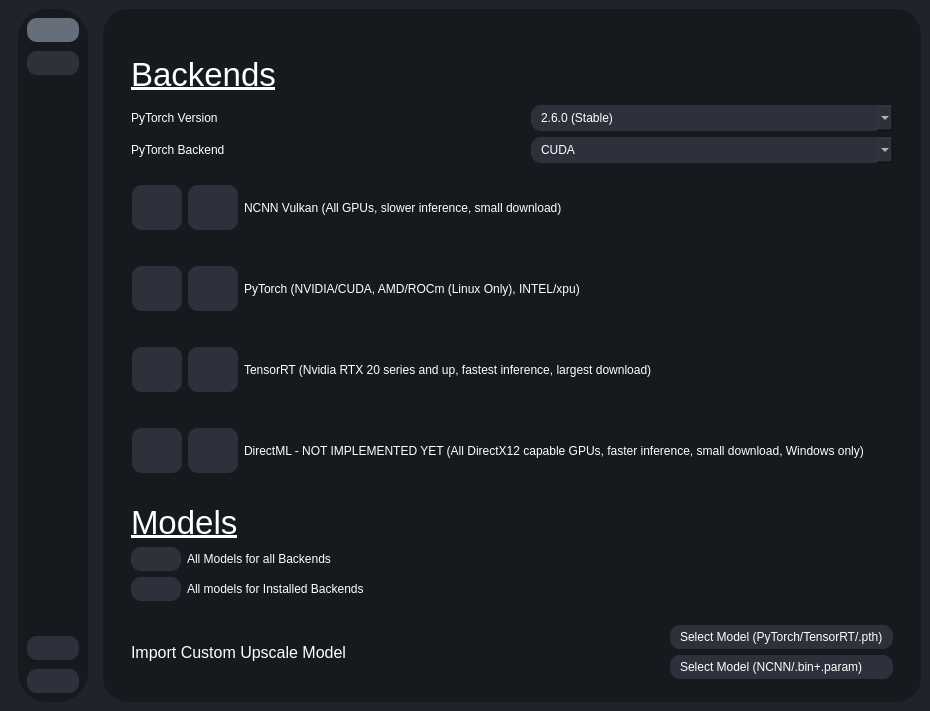
gokulmc/enhance_crop, file testRVEInterface.ui: the form before one commit.
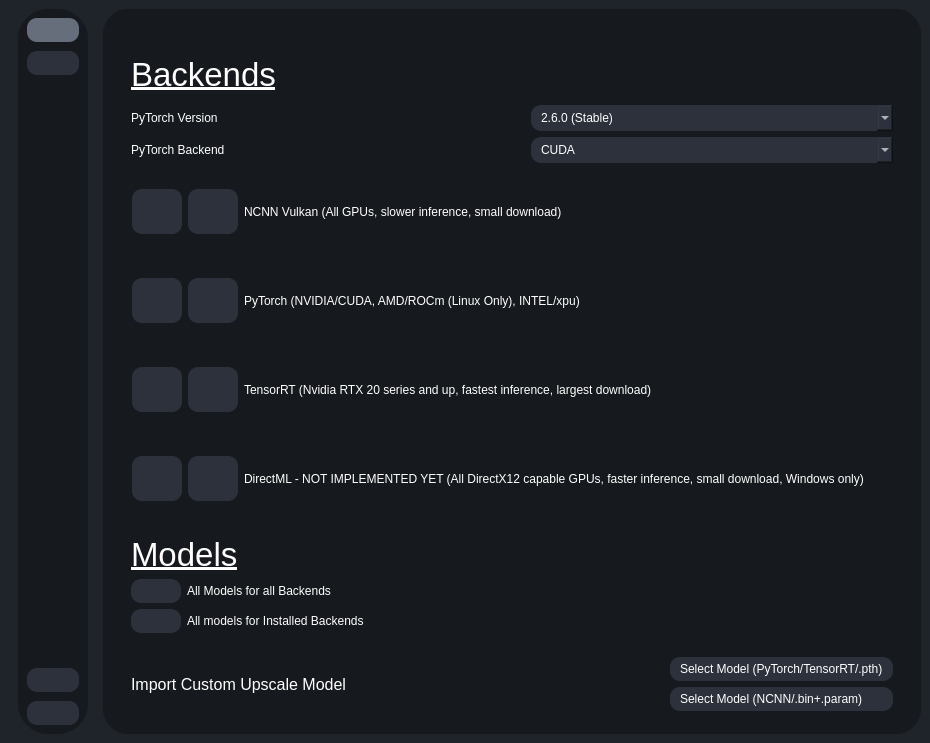
The form after the commit. The open tabs and pages were chosen to show the change. Icons and pictures are not drawn.

Commit message: add 1 to torch trt date bcz no python 3.12 for now

Patch:
```diff
--- a/testRVEInterface.ui
+++ b/testRVEInterface.ui
@@ -5,8 +5,8 @@
    <rect>
     <x>0</x>
     <y>0</y>
-    <width>0</width>
-    <height>0</height>
+    <width>929</width>
+    <height>743</height>
    </rect>
   </property>
   <property name="sizePolicy">
@@ -4659,7 +4659,7 @@
                       <x>0</x>
                       <y>0</y>
                       <width>797</width>
-                      <height>289</height>
+                      <height>262</height>
                      </rect>
                     </property>
                     <layout class="QVBoxLayout" name="verticalLayout_13">
```
Left out of the diff: 243 changed lines with no effect on the pictures.
